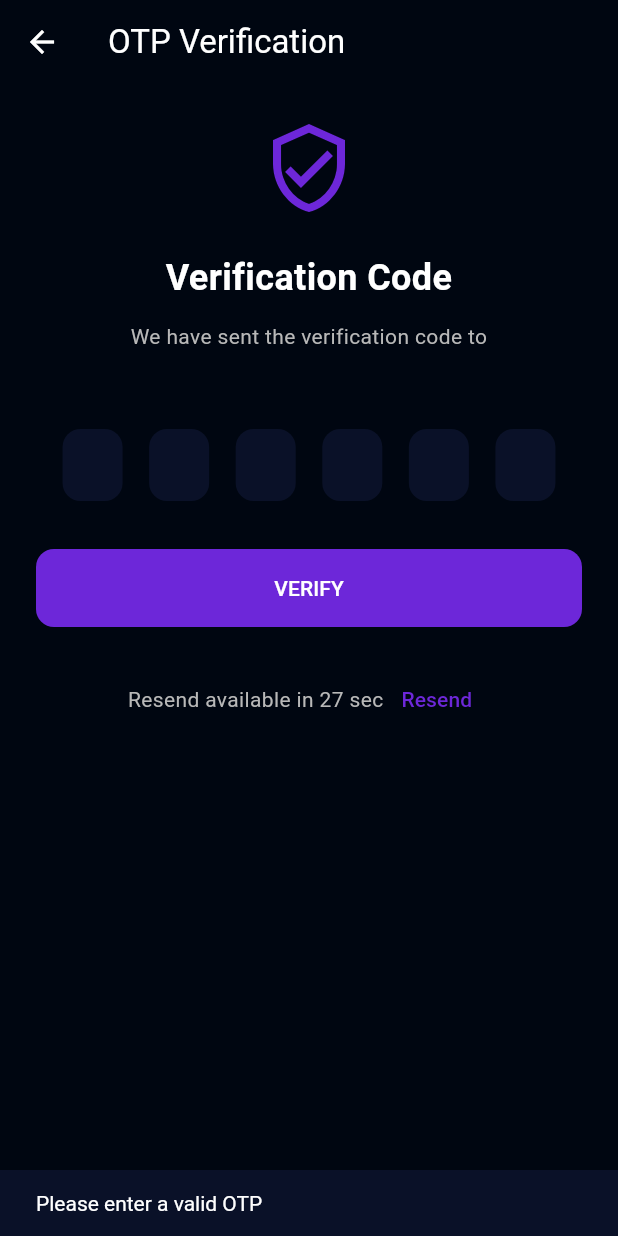
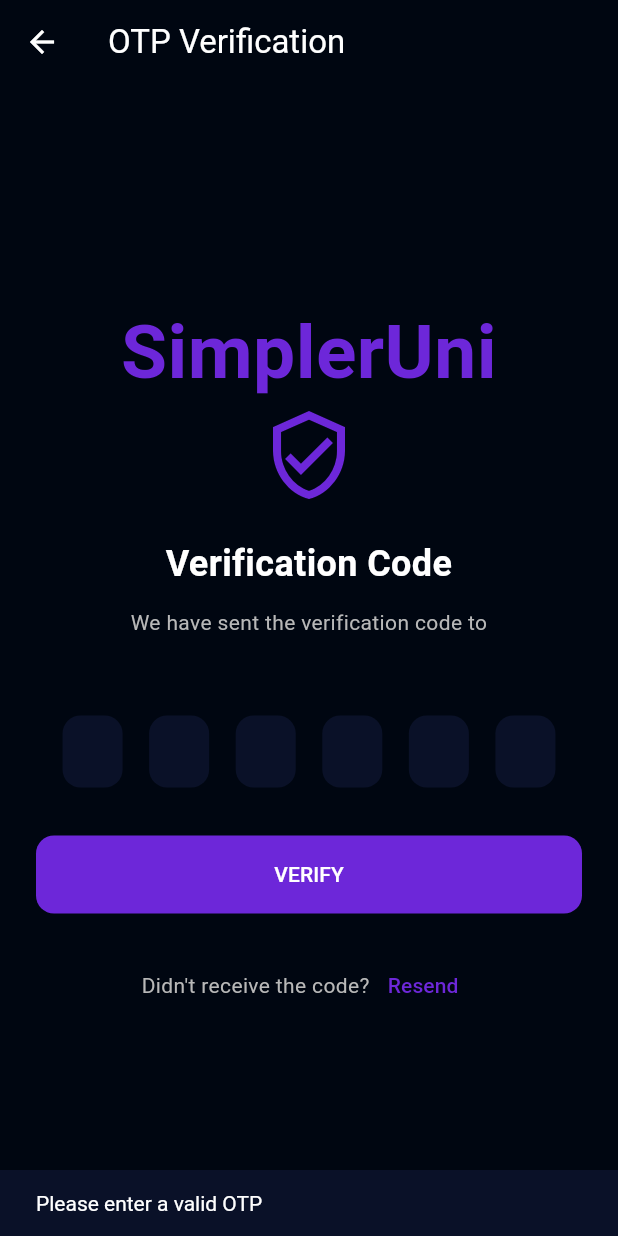
Before and after one commit to Mohamadmourad/SimplerUni, a Flutter app: the OtpVerificationPage screen opened directly with empty values, after a tap on "VERIFY", on a phone screen of 412 x 824 dp. Run offline on Flutter 3.47's test engine with Material 3 defaults, Android fonts, the phone set to English and light mode, and no system bars; our stand-ins replace go_router, shared_preferences; accounts and stored records are empty.

Commit message:
Add complete profile screen and update authentication flow
- Introduced CompleteProfile screen for user profile completion.
- Modified login and signup processes to handle profile completion requirement.
- Updated OTP verification and resend logic to improve user experience.
- Refactored AuthService methods for better error handling and response structure.

```diff
--- a/client/mobile/lib/screens/auth/otp_verification_page.dart
+++ b/client/mobile/lib/screens/auth/otp_verification_page.dart
@@ -3,8 +3,10 @@
 import 'package:senior_project/theme/app_theme.dart';
 import 'package:go_router/go_router.dart';
 import 'package:senior_project/services/auth_service.dart';
-import 'dart:async';
-import 'package:shared_preferences_android/shared_preferences_android.dart';
+import 'package:senior_project/components/form_input.dart';
+import 'package:senior_project/components/auth_button.dart';
+import 'package:senior_project/components/app_title.dart';
+
 class OtpVerificationPage extends StatefulWidget {
   final String email;
   final String authToken;
@@ -20,70 +22,44 @@
 }
 
 class _OtpVerificationPageState extends State<OtpVerificationPage> {
-  final List<TextEditingController> _otpControllers = List.generate(
+  List<TextEditingController> otpControllers = List.generate(
     6,
     (_) => TextEditingController(),
   );
-  final List<FocusNode> _focusNodes = List.generate(
-    6,
-    (_) => FocusNode(),
-  );
+  List<FocusNode> focusNodes = List.generate(6, (_) => FocusNode());
 
-  bool _isLoading = false;
-  int _resendCountdown = 30;
-  Timer? _timer;
-
-  @override
-  void initState() {
-    super.initState();
-    _startResendTimer();
-  }
-
-  void _startResendTimer() {
-    setState(() {
-      _resendCountdown = 30;
-    });
-    _timer = Timer.periodic(const Duration(seconds: 1), (timer) {
-      if (_resendCountdown > 0) {
-        setState(() {
-          _resendCountdown--;
-        });
-      } else {
-        timer.cancel();
-      }
-    });
-  }
+  bool isLoading = false;
+  String? errorMessage;
 
   @override
   void dispose() {
-    for (var controller in _otpControllers) {
+    for (var controller in otpControllers) {
       controller.dispose();
     }
-    for (var node in _focusNodes) {
+    for (var node in focusNodes) {
       node.dispose();
     }
-    _timer?.cancel();
     super.dispose();
   }
 
-  Future<void> _verifyOtp() async {
-    String otp = _otpControllers.map((controller) => controller.text).join();
+  Future<void> verifyOtp() async {
+    String otp = otpControllers.map((controller) => controller.text).join();
 
     if (otp.length != 6) {
-      ScaffoldMessenger.of(context).showSnackBar(
-        const SnackBar(content: Text('Please enter a valid OTP')),
-      );
+      ScaffoldMessenger.of(
+        context,
+      ).showSnackBar(const SnackBar(content: Text('Please enter a valid OTP')));
       return;
     }
 
     setState(() {
-      _isLoading = true;
+      isLoading = true;
     });
 
     bool success = await AuthService.verifyOtp(widget.authToken, otp);
 
     setState(() {
-      _isLoading = false;
+      isLoading = false;
     });
 
     if (success) {
@@ -98,34 +74,54 @@
     }
   }
 
-  Future<void> _resendOtp() async {
-    if (_resendCountdown > 0) return;
+  Future<void> resendOtp() async {
+    setState(() {
+      isLoading = true;
+      errorMessage = null;
+    });
 
-    bool success = await AuthService.sendOtp(widget.email, widget.authToken);
-    if (success) {
+    // Using the updated sendOtp function that returns a Map
+    final result = await AuthService.sendOtp(widget.email);
+
+    setState(() {
+      isLoading = false;
+    });
+
+    if (result['success']) {
+      ScaffoldMessenger.of(
+        context,
+      ).showSnackBar(const SnackBar(content: Text('OTP resent successfully!')));
+    } else {
+      // Handle specific error cases
+      if (result['message'] == 'otpAlreadySent' &&
+          result['minutesLeft'] != null) {
         ScaffoldMessenger.of(context).showSnackBar(
-        const SnackBar(content: Text('OTP resent successfully!')),
+          SnackBar(
+            content: Text(
+              'Please wait ${result['minutesLeft']} minutes before requesting another OTP',
+            ),
+          ),
         );
-      _startResendTimer();
       } else {
         ScaffoldMessenger.of(context).showSnackBar(
-        const SnackBar(content: Text('Failed to resend OTP. Try again later.')),
+          SnackBar(content: Text('Failed to resend OTP: ${result['message']}')),
         );
+      }
     }
   }
 
   @override
   Widget build(BuildContext context) {
     return Scaffold(
-      appBar: AppBar(
-        title: const Text('OTP Verification'),
-      ),
+      appBar: AppBar(title: const Text('OTP Verification')),
       body: SafeArea(
-        child: Padding(
+        child: Center(
+          child: SingleChildScrollView(
             padding: const EdgeInsets.all(24.0),
             child: Column(
               crossAxisAlignment: CrossAxisAlignment.stretch,
               children: [
+                const AppTitle(text: 'SimplerUni'),
                 const Icon(
                   Icons.verified_user_outlined,
                   size: 64,
@@ -134,10 +130,7 @@
                 const SizedBox(height: 24),
                 const Text(
                   'Verification Code',
-                style: TextStyle(
-                  fontSize: 24,
-                  fontWeight: FontWeight.bold,
-                ),
+                  style: TextStyle(fontSize: 24, fontWeight: FontWeight.bold),
                   textAlign: TextAlign.center,
                 ),
                 const SizedBox(height: 12),
@@ -159,8 +152,8 @@
                     (index) => SizedBox(
                       width: 40,
                       child: TextField(
-                      controller: _otpControllers[index],
-                      focusNode: _focusNodes[index],
+                        controller: otpControllers[index],
+                        focusNode: focusNodes[index],
                         keyboardType: TextInputType.number,
                         textAlign: TextAlign.center,
                         maxLength: 1,
@@ -174,7 +167,7 @@
                         ],
                         onChanged: (value) {
                           if (value.isNotEmpty && index < 5) {
-                          _focusNodes[index + 1].requestFocus();
+                            focusNodes[index + 1].requestFocus();
                           }
                         },
                       ),
@@ -184,12 +177,22 @@
 
                 const SizedBox(height: 32),
 
-              // Verify Button
-              ElevatedButton(
-                onPressed: _isLoading ? null : _verifyOtp,
-                child: _isLoading
-                    ? const CircularProgressIndicator(color: Colors.white)
-                    : const Text('VERIFY'),
+                // Error message if any
+                if (errorMessage != null)
+                  Padding(
+                    padding: const EdgeInsets.only(bottom: 16.0),
+                    child: Text(
+                      errorMessage!,
+                      style: const TextStyle(color: Colors.red),
+                      textAlign: TextAlign.center,
+                    ),
+                  ),
+
+                // Verify Button - using AuthButton component
+                AuthButton(
+                  text: 'VERIFY',
+                  isLoading: isLoading,
+                  onPressed: verifyOtp,
                 ),
 
                 const SizedBox(height: 24),
@@ -198,14 +201,12 @@
                 Row(
                   mainAxisAlignment: MainAxisAlignment.center,
                   children: [
-                  Text(
-                    _resendCountdown > 0
-                        ? 'Resend available in $_resendCountdown sec'
-                        : 'Didn\'t receive the code?',
-                    style: const TextStyle(color: AppColors.textSecondary),
+                    const Text(
+                      'Didn\'t receive the code?',
+                      style: TextStyle(color: AppColors.textSecondary),
                     ),
                     TextButton(
-                    onPressed: _resendOtp,
+                      onPressed: resendOtp,
                       child: const Text('Resend'),
                     ),
                   ],
@@ -214,6 +215,7 @@
             ),
           ),
         ),
+      ),
     );
   }
 }
--- a/client/mobile/lib/screens/auth/signup.dart
+++ b/client/mobile/lib/screens/auth/signup.dart
@@ -53,7 +53,7 @@
         ).showSnackBar(const SnackBar(content: Text('Sign up successful!')));
 
         // Send OTP after successful signup
-        await AuthService.sendOtp(emailController.text, authToken);
+        await AuthService.sendOtp(emailController.text);
 
         context.go(
           '/otp-verify',
```
Also changed, not shown: client/mobile/lib/main.dart (+11 -1 lines), client/mobile/lib/screens/auth/complete_profile.dart (added, +33 -0 lines), client/mobile/lib/screens/auth/login.dart (+50 -18 lines), client/mobile/lib/services/auth_service.dart (+118 -22 lines), 3 other files. Lines whose indentation alone changed are shown as unchanged.
